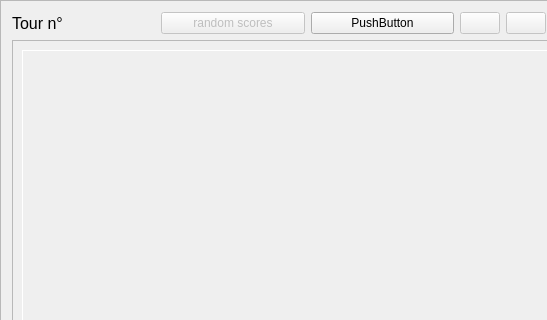
Before: the Qt Designer form mainwindow/btmQRoundWidget.ui in dsarrut/btm, drawn with Qt 5; both pictures show x 0 to 547 and y 0 to 320 of the 707 by 427 pixel window.
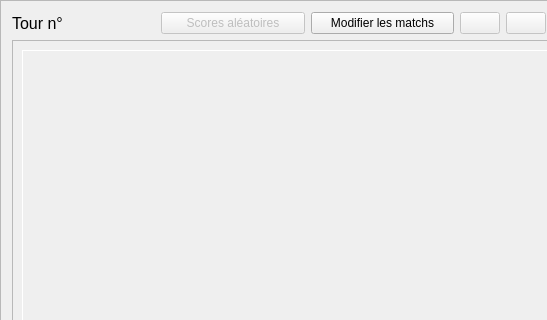
After: the same form once the commit is applied. Icons and pictures are not drawn.

The edit to the form file:
```diff
--- a/mainwindow/btmQRoundWidget.ui
+++ b/mainwindow/btmQRoundWidget.ui
@@ -40,14 +40,14 @@
         <bool>false</bool>
        </property>
        <property name="text">
-        <string>random scores</string>
+        <string>Scores aléatoires</string>
        </property>
       </widget>
      </item>
      <item>
       <widget class="QPushButton" name="pushButton">
        <property name="text">
-        <string>PushButton</string>
+        <string>Modifier les matchs</string>
        </property>
       </widget>
      </item>
```
Left out of the diff: 2 changed lines with no effect on the pictures.
